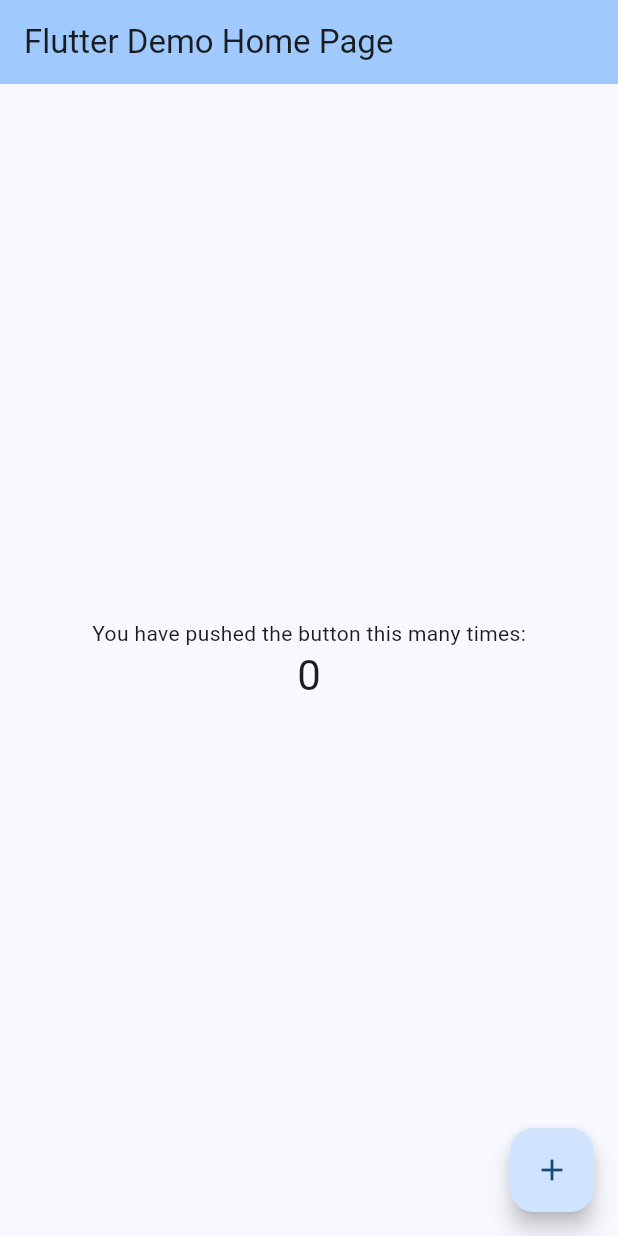
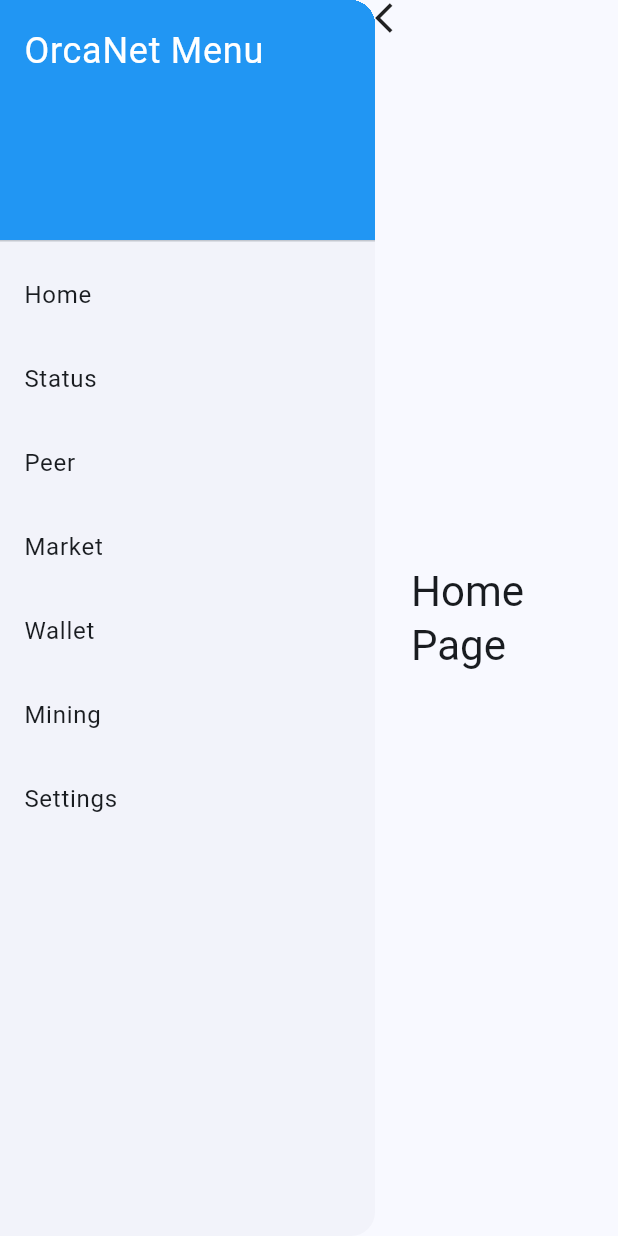
Before and after one commit to stonysystems/orcanet-gui, a Flutter app: the screen it shows after launch, on a phone screen of 412 x 824 dp. Run offline on Flutter 3.47's test engine with Material 3 defaults, Android fonts, the phone set to English and light mode, and no system bars.

Commit message:
sidepanel added

```diff
--- a/lib/main.dart
+++ b/lib/main.dart
@@ -1,4 +1,11 @@
 import 'package:flutter/material.dart';
+import 'sidepanel/home_page.dart';
+import 'sidepanel/status_page.dart';
+import 'sidepanel/peer_page.dart';
+import 'sidepanel/market_page.dart';
+import 'sidepanel/wallet_page.dart';
+import 'sidepanel/mining_page.dart';
+import 'sidepanel/settings_page.dart';
 
 void main() {
   runApp(const MyApp());
@@ -7,119 +14,129 @@ void main() {
 class MyApp extends StatelessWidget {
   const MyApp({super.key});
 
-  // This widget is the root of your application.
   @override
   Widget build(BuildContext context) {
     return MaterialApp(
-      title: 'Flutter Demo',
+      title: 'OrcaNet',
       theme: ThemeData(
-        // This is the theme of your application.
-        //
-        // TRY THIS: Try running your application with "flutter run". You'll see
-        // the application has a purple toolbar. Then, without quitting the app,
-        // try changing the seedColor in the colorScheme below to Colors.green
-        // and then invoke "hot reload" (save your changes or press the "hot
-        // reload" button in a Flutter-supported IDE, or press "r" if you used
-        // the command line to start the app).
-        //
-        // Notice that the counter didn't reset back to zero; the application
-        // state is not lost during the reload. To reset the state, use hot
-        // restart instead.
-        //
-        // This works for code too, not just values: Most code changes can be
-        // tested with just a hot reload.
         colorScheme: ColorScheme.fromSeed(seedColor: Colors.blue),
         useMaterial3: true,
       ),
-      home: const MyHomePage(title: 'Flutter Demo Home Page'),
+      home: const MyHomePage(),
     );
   }
 }
 
 class MyHomePage extends StatefulWidget {
-  const MyHomePage({super.key, required this.title});
-
-  // This widget is the home page of your application. It is stateful, meaning
-  // that it has a State object (defined below) that contains fields that affect
-  // how it looks.
-
-  // This class is the configuration for the state. It holds the values (in this
-  // case the title) provided by the parent (in this case the App widget) and
-  // used by the build method of the State. Fields in a Widget subclass are
-  // always marked "final".
-
-  final String title;
+  const MyHomePage({super.key});
 
   @override
   State<MyHomePage> createState() => _MyHomePageState();
 }
 
 class _MyHomePageState extends State<MyHomePage> {
-  int _counter = 0;
+  int _selectedIndex = 0;
+  bool _isDrawerOpen = true; // Track whether the Drawer is open
 
-  void _incrementCounter() {
+  static const List<Widget> _pages = <Widget>[
+    HomePage(),
+    StatusPage(),
+    PeerPage(),
+    MarketPage(),
+    WalletPage(),
+    MiningPage(),
+    SettingsPage(),
+  ];
+
+  void _onItemTapped(int index) {
     setState(() {
-      // This call to setState tells the Flutter framework that something has
-      // changed in this State, which causes it to rerun the build method below
-      // so that the display can reflect the updated values. If we changed
-      // _counter without calling setState(), then the build method would not be
-      // called again, and so nothing would appear to happen.
-      _counter++;
+      _selectedIndex = index;
+    });
+  }
+
+  void _toggleDrawer() {
+    setState(() {
+      _isDrawerOpen = !_isDrawerOpen;
     });
   }
 
   @override
   Widget build(BuildContext context) {
-    // This method is rerun every time setState is called, for instance as done
-    // by the _incrementCounter method above.
-    //
-    // The Flutter framework has been optimized to make rerunning build methods
-    // fast, so that you can just rebuild anything that needs updating rather
-    // than having to individually change instances of widgets.
     return Scaffold(
-      appBar: AppBar(
-        // TRY THIS: Try changing the color here to a specific color (to
-        // Colors.amber, perhaps?) and trigger a hot reload to see the AppBar
-        // change color while the other colors stay the same.
-        backgroundColor: Theme.of(context).colorScheme.inversePrimary,
-        // Here we take the value from the MyHomePage object that was created by
-        // the App.build method, and use it to set our appbar title.
-        title: Text(widget.title),
+      // appBar: AppBar(
+      //   title: const Text('OrcaNet'),
+      // ),
+      body: Row(
+        children: [
+          // The Drawer Menu itself as a side panel with toggleable visibility
+          if (_isDrawerOpen)
+            SizedBox(
+              width: 250, // Adjust width as necessary
+              child: Drawer(
+                child: ListView(
+                  padding: EdgeInsets.zero,
+                  children: <Widget>[
+                    const DrawerHeader(
+                      decoration: BoxDecoration(
+                        color: Colors.blue,
+                      ),
+                      child: Text(
+                        'OrcaNet Menu',
+                        style: TextStyle(color: Colors.white, fontSize: 24),
+                      ),
+                    ),
+                    ListTile(
+                      title: const Text('Home'),
+                      onTap: () => _onItemTapped(0),
+                    ),
+                    ListTile(
+                      title: const Text('Status'),
+                      onTap: () => _onItemTapped(1),
+                    ),
+                    ListTile(
+                      title: const Text('Peer'),
+                      onTap: () => _onItemTapped(2),
+                    ),
+                    ListTile(
+                      title: const Text('Market'),
+                      onTap: () => _onItemTapped(3),
+                    ),
+                    ListTile(
+                      title: const Text('Wallet'),
+                      onTap: () => _onItemTapped(4),
+                    ),
+                    ListTile(
+                      title: const Text('Mining'),
+                      onTap: () => _onItemTapped(5),
+                    ),
+                    ListTile(
+                      title: const Text('Settings'),
+                      onTap: () => _onItemTapped(6),
+                    ),
+                  ],
+                ),
+              ),
+            ),
+          // Column for the arrow button placed at the top
+          Column(
+            children: [
+              GestureDetector(
+                onTap: _toggleDrawer,
+                child: Icon(
+                  _isDrawerOpen ? Icons.arrow_back_ios : Icons.arrow_forward_ios,
+                  size: 24,
+                ),
+              ),
+            ],
+          ),
+          // Main content view
+          Expanded(
+            child: Center(
+              child: _pages.elementAt(_selectedIndex),
+            ),
+          ),
+        ],
       ),
-      body: Center(
-        // Center is a layout widget. It takes a single child and positions it
-        // in the middle of the parent.
-        child: Column(
-          // Column is also a layout widget. It takes a list of children and
-          // arranges them vertically. By default, it sizes itself to fit its
-          // children horizontally, and tries to be as tall as its parent.
-          //
-          // Column has various properties to control how it sizes itself and
-          // how it positions its children. Here we use mainAxisAlignment to
-          // center the children vertically; the main axis here is the vertical
-          // axis because Columns are vertical (the cross axis would be
-          // horizontal).
-          //
-          // TRY THIS: Invoke "debug painting" (choose the "Toggle Debug Paint"
-          // action in the IDE, or press "p" in the console), to see the
-          // wireframe for each widget.
-          mainAxisAlignment: MainAxisAlignment.center,
-          children: <Widget>[
-            const Text(
-              'You have pushed the button this many times:',
-            ),
-            Text(
-              '$_counter',
-              style: Theme.of(context).textTheme.headlineMedium,
-            ),
-          ],
-        ),
-      ),
-      floatingActionButton: FloatingActionButton(
-        onPressed: _incrementCounter,
-        tooltip: 'Increment',
-        child: const Icon(Icons.add),
-      ), // This trailing comma makes auto-formatting nicer for build methods.
     );
   }
 }
--- /dev/null
+++ b/lib/sidepanel/home_page.dart
@@ -0,0 +1,15 @@
+import 'package:flutter/material.dart';
+
+class HomePage extends StatelessWidget {
+  const HomePage({super.key});
+
+  @override
+  Widget build(BuildContext context) {
+    return Center(
+      child: Text(
+        'Home Page',
+        style: Theme.of(context).textTheme.headlineMedium,
+      ),
+    );
+  }
+}
```
Also changed, not shown: lib/sidepanel/market_page.dart (added, +15 -0 lines), lib/sidepanel/mining_page.dart (added, +15 -0 lines), lib/sidepanel/peer_page.dart (added, +15 -0 lines), lib/sidepanel/settings_page.dart (added, +15 -0 lines), lib/sidepanel/status_page.dart (added, +15 -0 lines), lib/sidepanel/wallet_page.dart (added, +15 -0 lines).
